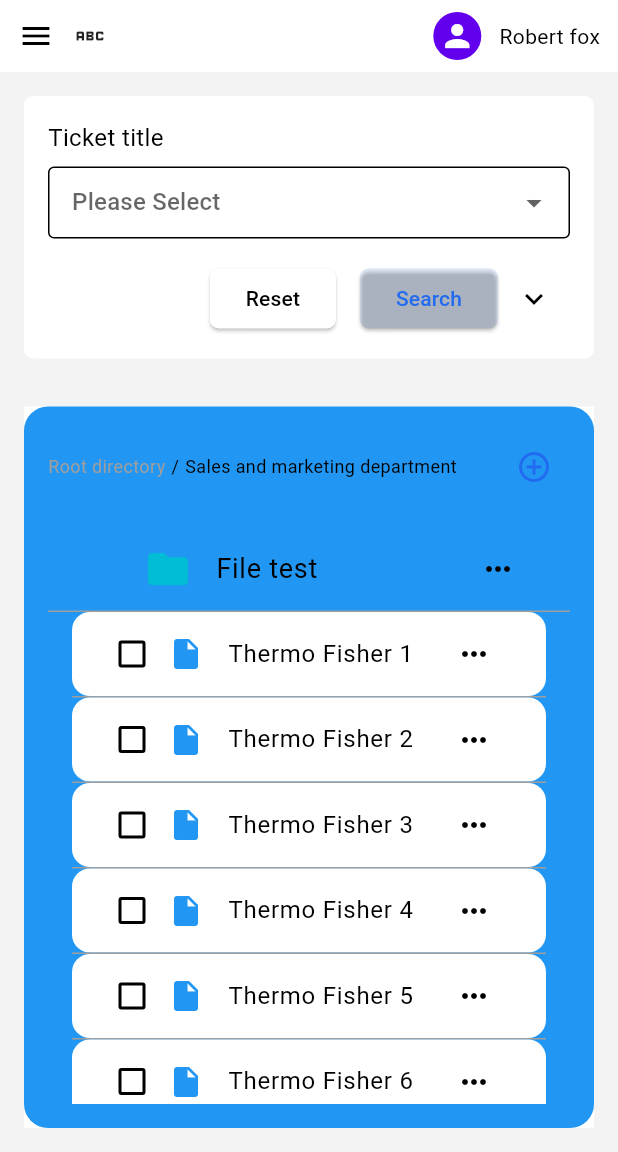
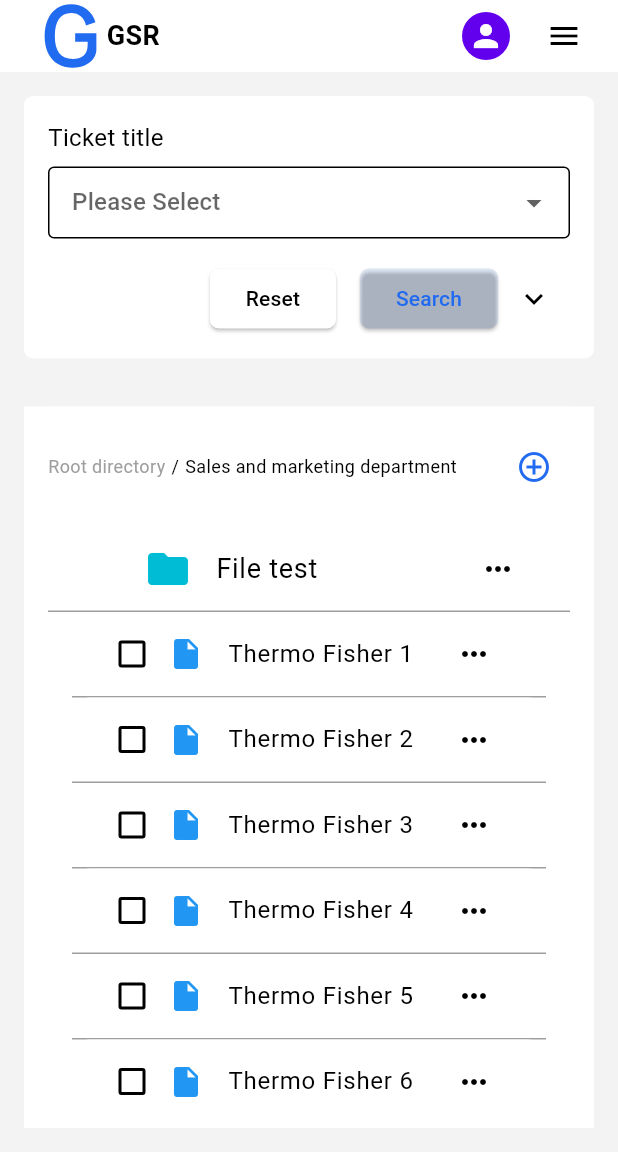
Before and after one commit to Mok-CC/WorkOrder_Management, a Flutter app: the screen it shows after launch, on a phone screen of 412 x 824 dp, the part 84-1236 px from its top. Run offline on Flutter 3.47's test engine with Material 3 defaults, Android fonts, the phone set to English and light mode, and no system bars; our stand-ins replace flutter_svg, jiffy; missing offline and left inert: pluto_grid, shadcn_ui.

Commit message:
style narbar icon

```diff
--- a/lib/pages/work_department.dart
+++ b/lib/pages/work_department.dart
@@ -369,7 +369,7 @@
       body: Container(
         padding: const EdgeInsets.all(16),
         decoration: BoxDecoration(
-            color: Colors.blue,
+            color: Colors.white,
             borderRadius: BorderRadius.all(Radius.circular(16))),
         child: Column(
           crossAxisAlignment: CrossAxisAlignment.start,
--- a/lib/pages/work_navbar.dart
+++ b/lib/pages/work_navbar.dart
@@ -1,4 +1,5 @@
 import 'package:flutter/material.dart';
+import 'package:flutter_svg/flutter_svg.dart';
 
 class WorkNavbar extends StatelessWidget {
   @override
@@ -7,17 +8,21 @@
       mainAxisAlignment: MainAxisAlignment.spaceBetween,
       children: [
         Container(
-          padding: EdgeInsets.only(left: 0),
+          padding: EdgeInsets.only(left: 23),
           child: Row(
             children: [
-              IconButton(
-                icon: Icon(Icons.menu),
-                onPressed: () => {
-                  // 打开侧边栏
-                  Scaffold.of(context).openDrawer(),
-                },
+              Container(
+                child: SvgPicture.asset(
+                  'assets/icons/gsr.svg',
+                  width: 48,
+                  height: 48,
+                ),
               ),
-              Icon(Icons.abc)
+              Text('GSR',
+                  style: TextStyle(
+                    fontWeight: FontWeight.bold,
+                    fontSize: 18,
+                  ))
             ],
           ),
         ),
@@ -30,7 +35,13 @@
                 child: Icon(Icons.person),
               ),
               SizedBox(width: 12),
-              Text('Robert fox')
+              IconButton(
+                icon: Icon(Icons.menu),
+                onPressed: () => {
+                  // 打开侧边栏
+                  Scaffold.of(context).openDrawer(),
+                },
+              ),
             ],
           ),
         )
--- a/pubspec.yaml
+++ b/pubspec.yaml
@@ -36,6 +36,7 @@
   pluto_grid: ^8.0.0
   multi_select_flutter: ^4.1.3
   jiffy: ^6.3.2
+  flutter_svg: ^2.0.17
 
   # The following adds the Cupertino Icons font to your application.
   # Use with the CupertinoIcons class for iOS style icons.
@@ -64,7 +65,8 @@
   uses-material-design: true
 
   # To add assets to your application, add an assets section, like this:
-  # assets:
+  assets:
+    - assets/icons/
   #   - images/a_dot_burr.jpeg
   #   - images/a_dot_ham.jpeg
 
```
Also changed, not shown: assets/icons/gsr.svg (added), pubspec.lock.
